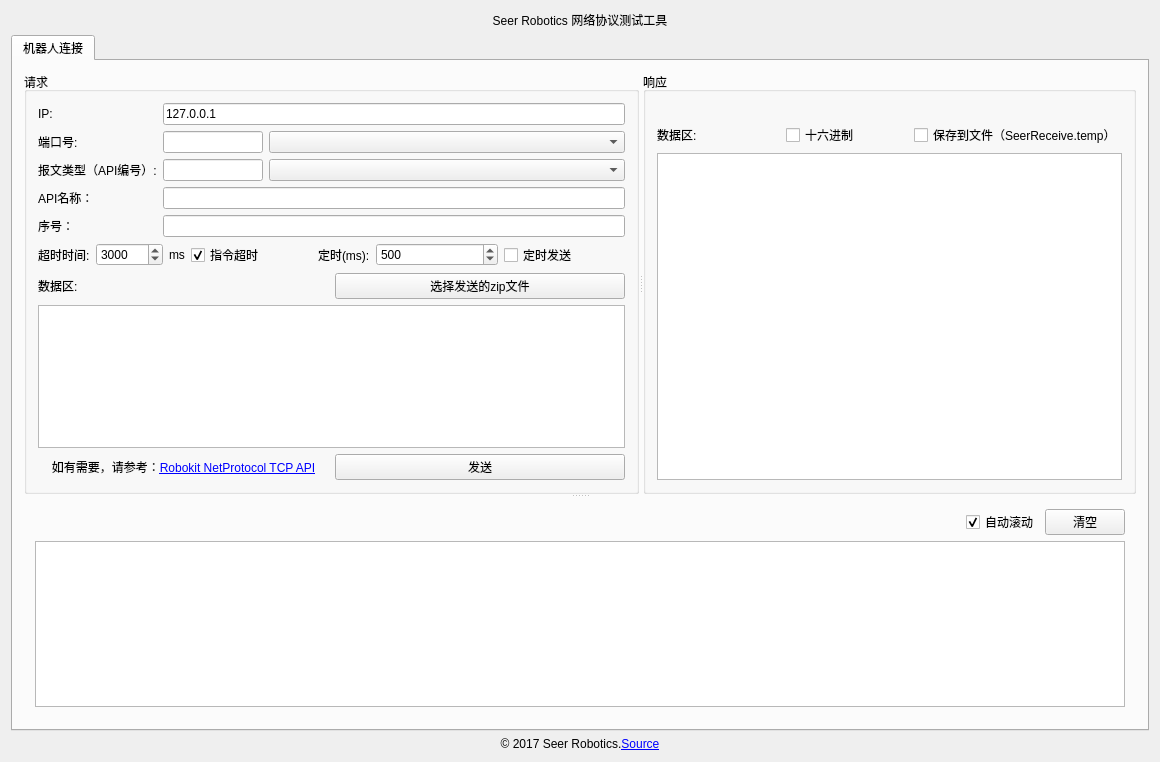
Before: the Qt Designer form SCTcpToolWidget.ui in seer-robotics/SeerTCPTest, drawn with Qt 5.
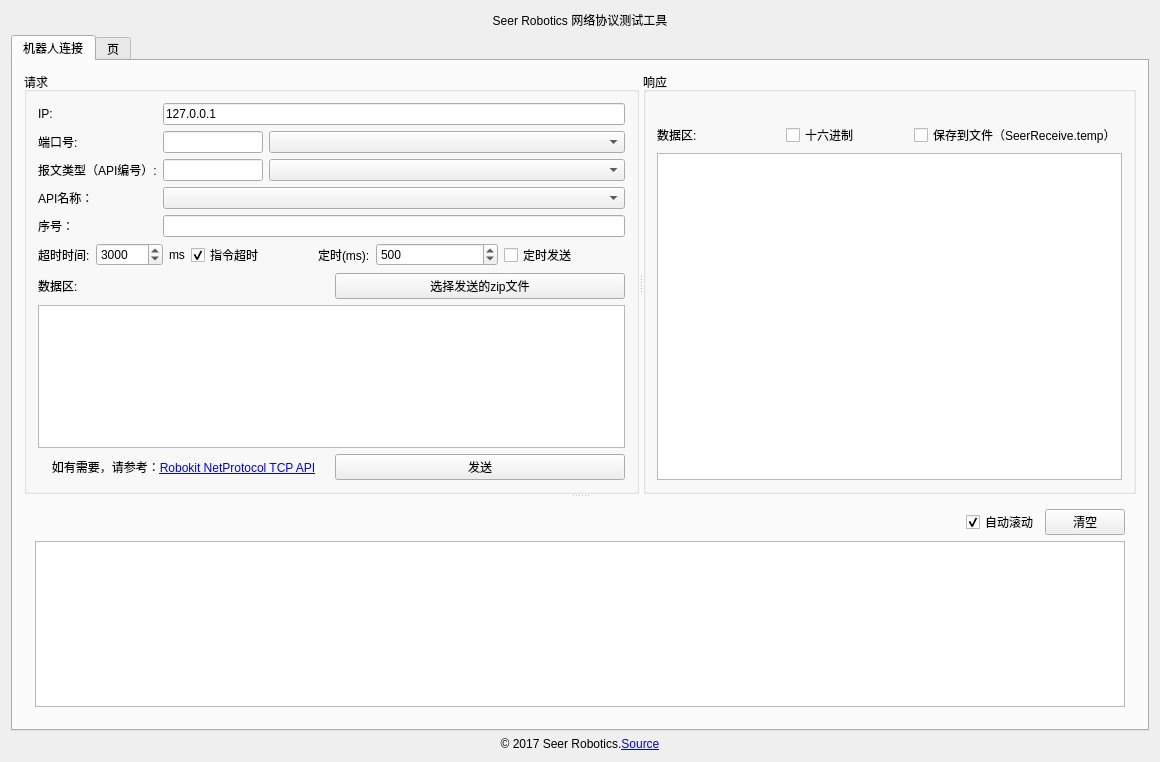
After: the same form once the commit is applied.

Commit message: 1、设置端口号和API编号为可编辑。 2、设置API编号和API名称可互选。

The edit to the form file:
```diff
--- a/SCTcpToolWidget.ui
+++ b/SCTcpToolWidget.ui
@@ -113,7 +113,7 @@
                    </size>
                   </property>
                   <property name="cursor">
-                   <cursorShape>ArrowCursor</cursorShape>
+                   <cursorShape>IBeamCursor</cursorShape>
                   </property>
                   <property name="mouseTracking">
                    <bool>false</bool>
@@ -122,7 +122,7 @@
                    <string/>
                   </property>
                   <property name="readOnly">
-                   <bool>true</bool>
+                   <bool>false</bool>
                   </property>
                  </widget>
                 </item>
@@ -155,7 +155,7 @@
                    </size>
                   </property>
                   <property name="cursor">
-                   <cursorShape>ArrowCursor</cursorShape>
+                   <cursorShape>IBeamCursor</cursorShape>
                   </property>
                   <property name="mouseTracking">
                    <bool>false</bool>
@@ -164,7 +164,7 @@
                    <set>Qt::AlignLeading|Qt::AlignLeft|Qt::AlignVCenter</set>
                   </property>
                   <property name="readOnly">
-                   <bool>true</bool>
+                   <bool>false</bool>
                   </property>
                  </widget>
                 </item>
@@ -198,16 +198,16 @@
                </widget>
               </item>
               <item row="3" column="1">
-               <widget class="QLineEdit" name="lineEdit_commandName">
+               <widget class="QComboBox" name="comboBox_commandName">
+                <property name="sizePolicy">
+                 <sizepolicy hsizetype="Expanding" vsizetype="Fixed">
+                  <horstretch>0</horstretch>
+                  <verstretch>0</verstretch>
+                 </sizepolicy>
+                </property>
                 <property name="cursor">
                  <cursorShape>ArrowCursor</cursorShape>
                 </property>
-                <property name="mouseTracking">
-                 <bool>false</bool>
-                </property>
-                <property name="readOnly">
-                 <bool>true</bool>
-                </property>
                </widget>
               </item>
              </layout>
@@ -455,6 +455,30 @@
        </item>
       </layout>
      </widget>
+     <widget class="QWidget" name="tab_2">
+      <attribute name="title">
+       <string>页</string>
+      </attribute>
+      <widget class="QLineEdit" name="lineEdit_commandName">
+       <property name="geometry">
+        <rect>
+         <x>330</x>
+         <y>150</y>
+         <width>462</width>
+         <height>27</height>
+        </rect>
+       </property>
+       <property name="cursor">
+        <cursorShape>ArrowCursor</cursorShape>
+       </property>
+       <property name="mouseTracking">
+        <bool>false</bool>
+       </property>
+       <property name="readOnly">
+        <bool>true</bool>
+       </property>
+      </widget>
+     </widget>
     </widget>
    </item>
    <item>
```
The commit also changes 2 other files.
